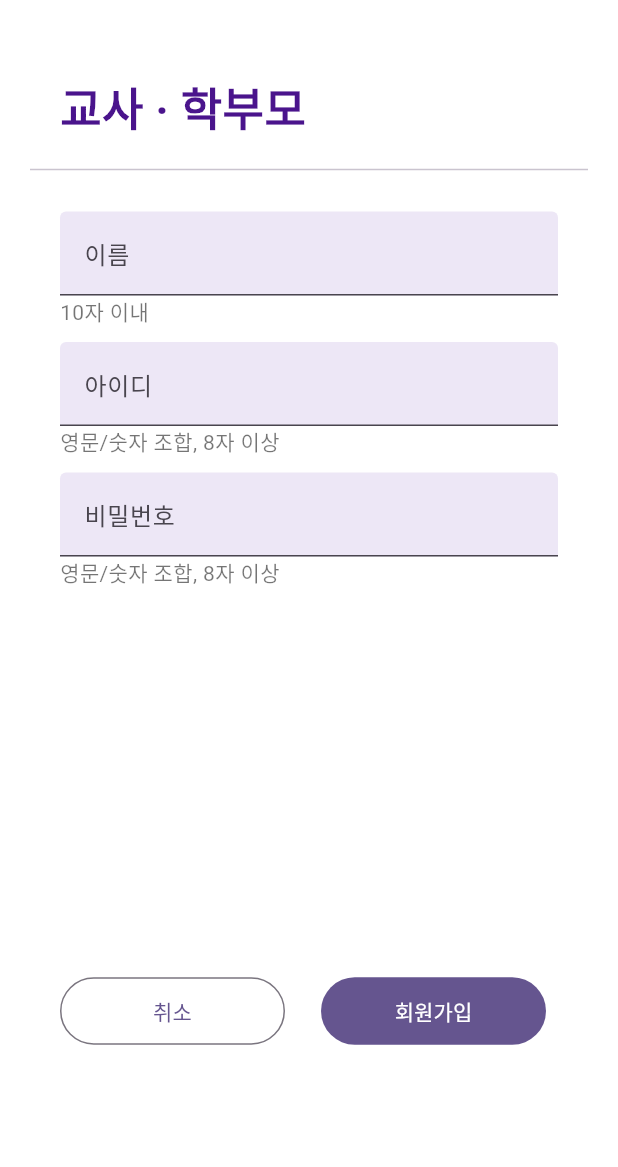
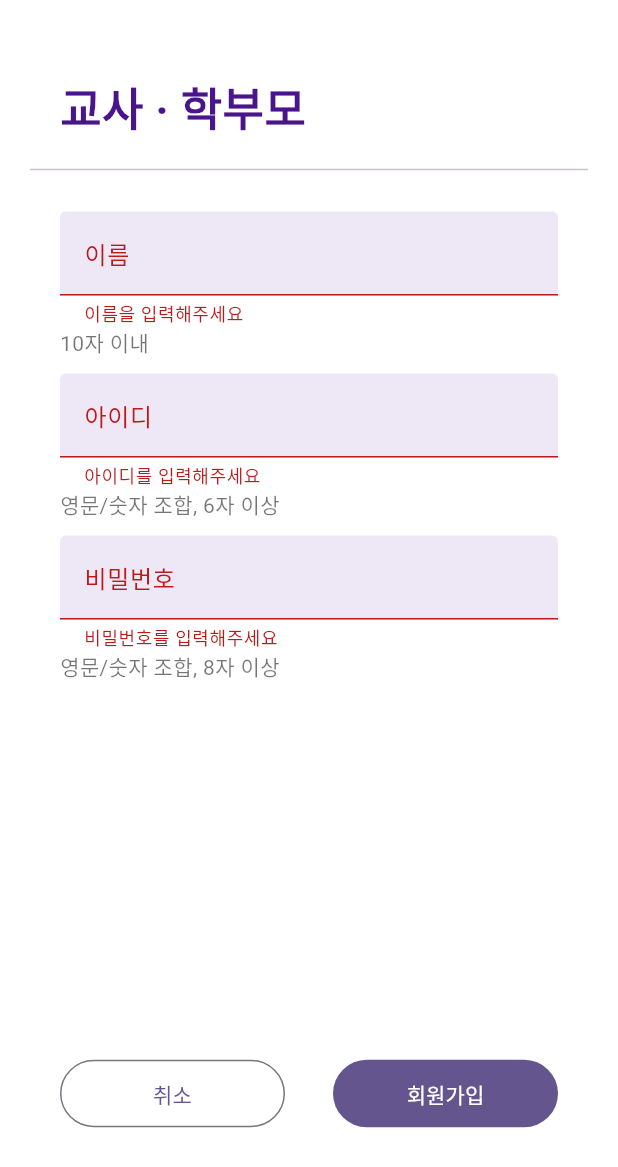
Before and after one commit to hjg1473/-, a Flutter app: the RegSuperScreen screen opened by its route, after a tap on "회원가입", on a phone screen of 412 x 824 dp. Shown: the top 1167 px of the screen. Run offline on Flutter 3.47's test engine with Material 3 defaults, Android fonts, the light colour scheme and no system bars; our stand-ins replace animated_custom_dropdown, flutter_secure_storage; missing offline and left inert: speech_balloon; accounts and stored records are empty.

Commit message:
added super registration feature

```diff
--- a/block_english/lib/main.dart
+++ b/block_english/lib/main.dart
@@ -4,9 +4,9 @@ import 'package:block_english/screens/AuthScreens/reg_select_role_screen.dart';
 import 'package:block_english/screens/AuthScreens/reg_student_screen.dart';
 import 'package:block_english/screens/AuthScreens/reg_super_screen.dart';
 import 'package:block_english/screens/StudentScreens/student_main_screen.dart';
-import 'package:block_english/screens/Super/super_game_screen.dart';
-import 'package:block_english/screens/Super/super_game_setting_screen.dart';
-import 'package:block_english/screens/Super/super_main_screen.dart';
+import 'package:block_english/screens/SuperScreens/super_game_screen.dart';
+import 'package:block_english/screens/SuperScreens/super_game_setting_screen.dart';
+import 'package:block_english/screens/SuperScreens/super_main_screen.dart';
 import 'package:flutter/material.dart';
 
 void main() {
--- a/block_english/lib/screens/AuthScreens/reg_super_screen.dart
+++ b/block_english/lib/screens/AuthScreens/reg_super_screen.dart
@@ -1,3 +1,4 @@
+import 'package:block_english/services/auth_service.dart';
 import 'package:block_english/utils/constants.dart';
 import 'package:block_english/widgets/round_corner_route_button.dart';
 import 'package:flutter/material.dart';
@@ -11,13 +12,44 @@ class RegSuperScreen extends StatefulWidget {
 }
 
 class _RegSuperScreenState extends State<RegSuperScreen> {
-  final _formkey = GlobalKey<FormState>();
+  final formkey = GlobalKey<FormState>();
+
+  String name = '';
+  String username = '';
+  String password = '';
+
+  onRegisterPressed() async {
+    if (!formkey.currentState!.validate()) {
+      return;
+    }
+
+    int statusCode = await AuthService.postAuthRegister(
+        name, username, password, 0, "super");
+
+    if (statusCode != 200) {
+      if (mounted) {
+        ScaffoldMessenger.of(context).showSnackBar(
+          SnackBar(
+            content: Text('회원가입에 실패했습니다. 다시 시도해 주세요. statusCode : $statusCode'),
+          ),
+        );
+      }
+      return;
+    }
+    if (mounted) {
+      Navigator.of(context).pushNamedAndRemoveUntil(
+        '/init',
+        (Route<dynamic> route) => false,
+      );
+    }
+  }
 
   @override
   Widget build(BuildContext context) {
     return Scaffold(
       body: SingleChildScrollView(
         child: Form(
+          key: formkey,
           child: Column(
             crossAxisAlignment: CrossAxisAlignment.start,
             children: [
@@ -59,6 +91,14 @@ class _RegSuperScreenState extends State<RegSuperScreen> {
                     border: UnderlineInputBorder(),
                     labelText: '이름',
                   ),
+                  onChanged: (value) => setState(() => name = value),
+                  validator: (value) {
+                    if (value == null || value.isEmpty) {
+                      return '이름을 입력해주세요';
+                    }
+                    return null;
+                  },
+                  autovalidateMode: AutovalidateMode.onUserInteraction,
                 ),
               ),
               const Padding(
@@ -87,12 +127,23 @@ class _RegSuperScreenState extends State<RegSuperScreen> {
                     border: UnderlineInputBorder(),
                     labelText: '아이디',
                   ),
+                  onChanged: (value) => setState(() => username = value),
+                  validator: (value) {
+                    if (value == null || value.isEmpty) {
+                      return '아이디를 입력해주세요';
+                    }
+                    if (value.length < 6) {
+                      return '아이디가 너무 짧습니다';
+                    }
+                    return null;
+                  },
+                  autovalidateMode: AutovalidateMode.onUserInteraction,
                 ),
               ),
               const Padding(
                 padding: EdgeInsets.symmetric(horizontal: 40.0),
                 child: Text(
-                  "영문/숫자 조합, 8자 이상",
+                  "영문/숫자 조합, 6자 이상",
                   style: TextStyle(
                     color: Colors.black54,
                   ),
@@ -116,6 +167,17 @@ class _RegSuperScreenState extends State<RegSuperScreen> {
                     border: UnderlineInputBorder(),
                     labelText: '비밀번호',
                   ),
+                  onChanged: (value) => setState(() => password = value),
+                  validator: (value) {
+                    if (value == null || value.isEmpty) {
+                      return '비밀번호를 입력해주세요';
+                    }
+                    if (value.length < 8) {
+                      return '비밀번호가 너무 짧습니다';
+                    }
+                    return null;
+                  },
+                  autovalidateMode: AutovalidateMode.onUserInteraction,
                 ),
               ),
               const Padding(
@@ -143,14 +205,12 @@ class _RegSuperScreenState extends State<RegSuperScreen> {
                       type: ButtonType.outlined,
                       cancel: true,
                     ),
-                    Padding(
-                      padding: const EdgeInsets.all(8.0),
-                      child: FilledButton(
-                        onPressed: () {},
-                        style: FilledButton.styleFrom(
-                            minimumSize: const Size(150, 45)),
-                        child: const Text("회원가입"),
-                      ),
+                    const Spacer(),
+                    FilledButton(
+                      onPressed: onRegisterPressed,
+                      style: FilledButton.styleFrom(
+                          minimumSize: const Size(150, 45)),
+                      child: const Text("회원가입"),
                     ),
                   ],
                 ),
--- a/block_english/lib/widgets/profile_button.dart
+++ b/block_english/lib/widgets/profile_button.dart
@@ -1,5 +1,5 @@
-import 'package:block_english/screens/Super/super_group_screen.dart';
-import 'package:block_english/screens/Super/super_profile_screen.dart';
+import 'package:block_english/screens/SuperScreens/super_group_screen.dart';
+import 'package:block_english/screens/SuperScreens/super_profile_screen.dart';
 import 'package:block_english/utils/colors.dart';
 import 'package:flutter/material.dart';
 
```
Also changed, not shown: block_english/lib/screens/AuthScreens/reg_student_screen.dart (+14 -12 lines).
